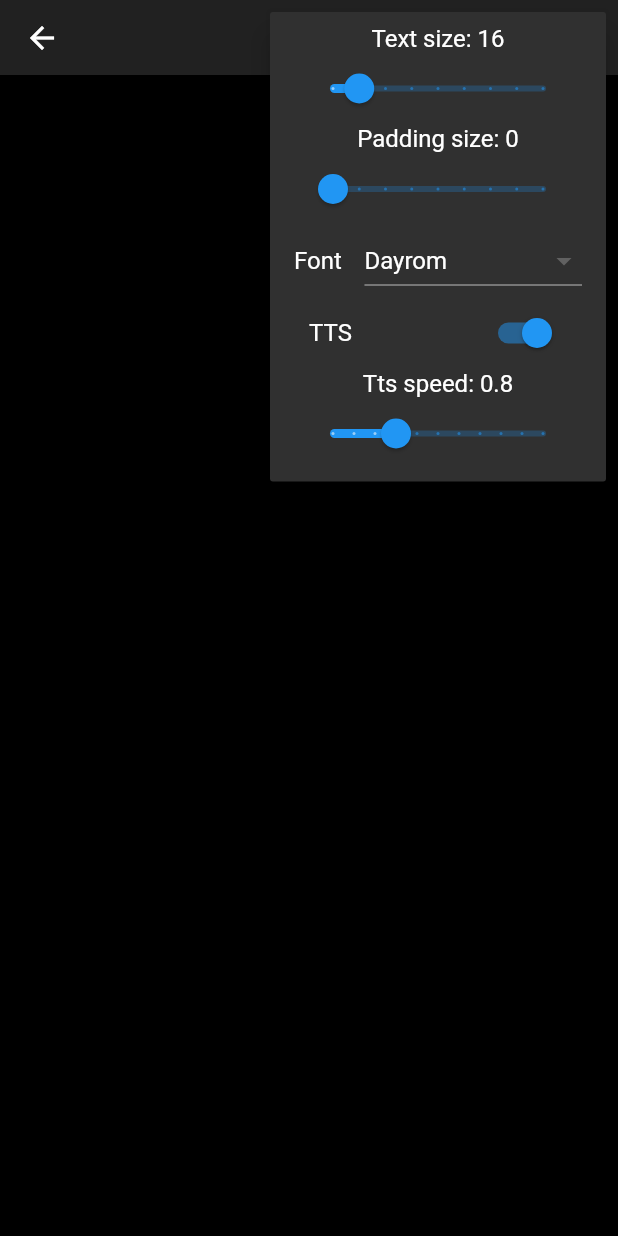
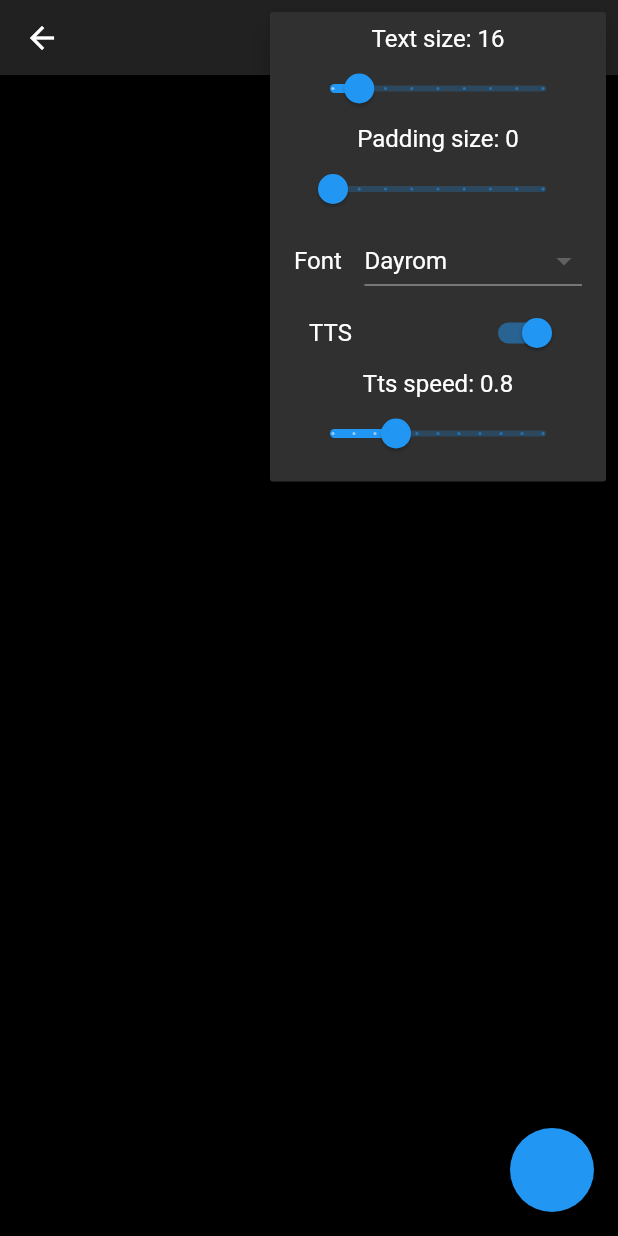
Before and after one commit to Virdici/LanguageMiner, a Flutter app: the ReadText screen opened directly, after a tap on the "more vert" icon, on a phone screen of 412 x 824 dp. Run offline on Flutter 3.47's test engine with Material 2 defaults, Android fonts, the phone set to English and light mode, and no system bars; our stand-ins replace flutter_tts, fluttertoast, hive, hive_flutter, permission_handler, scrollable_positioned_list and 2 more; missing offline and left inert: android_intent, text_selection_controls; accounts and stored records are empty; Roboto replaces fonts that are missing (Dayrom); project files that could hold a hidden picture were left out.

```diff
--- a/lib/Controllers/bookmarkController.dart
+++ b/lib/Controllers/bookmarkController.dart
@@ -2,8 +2,8 @@ import 'package:hive/hive.dart';
 import 'package:language_miner/model/bookmarkModel.dart';
 
 class BookmarkController {
-  static void deleteBookmark(BookmarkModel text) {
-    text.delete();
+  static void deleteBookmark(BookmarkModel bookmark) {
+    bookmark.delete();
   }
 
   static Future addBookmark(String title, int sentenceIndex) async {
--- a/lib/page/read_text.dart
+++ b/lib/page/read_text.dart
@@ -1,6 +1,5 @@
 import 'dart:ui';
 import 'dart:async';
-import 'dart:convert';
 import 'package:hive/hive.dart';
 import 'package:flutter/gestures.dart';
 import 'package:flutter/material.dart';
@@ -17,7 +16,6 @@ import 'package:language_miner/model/bookmarkModel.dart';
 import 'package:language_miner/model/wordModel.dart';
 import '../model/textModel.dart';
 import 'package:flutter_tts/flutter_tts.dart';
-import 'package:http/http.dart' as http;
 
 class ReadText extends StatefulWidget {
   final TextModel? text;
@@ -54,6 +52,7 @@ class _ReadTextState extends State<ReadText> {
   String fontName = 'Dayrom';
   double ttsSpeed = 0;
   String clipboardBuffer = '';
+  FocusNode focus = new FocusNode();
 
   late List<BookmarkModel> bookmarks;
 
@@ -74,8 +73,8 @@ class _ReadTextState extends State<ReadText> {
   }
 
   @override
-  // ignore: must_call_super
   void initState() {
+    super.initState();
     initwordsBox();
     if (widget.text != null) {
       final text = widget.text!;
@@ -101,24 +100,33 @@ class _ReadTextState extends State<ReadText> {
 
   @override
   Widget build(BuildContext context) {
+    scrollController = ScrollController()
+      ..addListener(() {
+        print(scrollController.position.pixels);
+      });
     return Scaffold(
       appBar: PreferredSize(
         child: appBar(),
         preferredSize: Size.fromHeight(appBarSize),
       ),
       // linia 106 by naprawić jumpy przy zaznaczaniu poprzez przytrzymanie
-      body: SelectableText(
+      body: SingleChildScrollView(
+        child: SelectableText(
           content,
           style: TextStyle(
               color: Colors.white,
               fontSize: fontSize,
               fontWeight: FontWeight.bold,
               fontFamily: fontName),
-        autofocus: true,
           dragStartBehavior: DragStartBehavior.down,
           selectionControls: FlutterSelectionControls(
             toolBarItems: toolBarItems(),
           ),
+        ),
+        controller: scrollController,
+      ),
+      floatingActionButton: FloatingActionButton(
+        onPressed: () {},
       ),
     );
   }
@@ -166,9 +174,25 @@ class _ReadTextState extends State<ReadText> {
             icon: Icon(Icons.bookmark),
             color: Colors.grey[850],
             itemBuilder: (context) => [
-              PopupMenuItem(
-                child: StatefulBuilder(
-                  builder: (context, innerSetState) => Column(
+              bookmarksMenu(),
+            ],
+          ),
+          PopupMenuButton(
+            color: Colors.grey[850],
+            itemBuilder: (context) => [
+              textSizeItem(),
+              paddingSizeItem(),
+              fontFamilyItem(),
+              ttsItem(),
+              ttsSpeedItem(),
+            ],
+          )
+        ]);
+  }
+
+  PopupMenuItem bookmarksMenu() {
+    return PopupMenuItem(
+      child: Column(
         mainAxisAlignment: MainAxisAlignment.spaceBetween,
         children: [
           Row(
@@ -176,190 +200,165 @@ class _ReadTextState extends State<ReadText> {
             children: [
               Text(
                 'Bookmarks',
-                            style: TextStyle(color: Colors.white, fontSize: 16),
+                style: TextStyle(
+                  color: Colors.white,
+                  fontSize: 16,
+                ),
               ),
               IconButton(
                 onPressed: () {
-                                innerSetState(() {
                   setState(() {
-                                    BookmarkController.addBookmark(
-                                        widget.text!.title,
-                                        itemPositionsListener
-                                            .itemPositions.value.first.index);
+                    BookmarkController.addBookmark(widget.text!.title,
+                        scrollController.position.pixels.toInt());
                     bookmarks.add(BookmarkModel()
                       ..textTitle = widget.text!.title
-                                      ..sentenceIndex = itemPositionsListener
-                                          .itemPositions.value.first.index);
-                                  });
+                      ..sentenceIndex =
+                          scrollController.position.pixels.toInt());
                   });
                 },
-                              icon: Icon(Icons.add))
+                icon: Icon(
+                  Icons.add,
+                ),
+              )
             ],
           ),
-                      Container(
+          ValueListenableBuilder<Box<BookmarkModel>>(
+            valueListenable: Hive.box<BookmarkModel>('bookmarks').listenable(),
+            builder: (context, box, _) {
+              final bookmarks = box.values.toList().cast<BookmarkModel>();
+              return buildBookmarks(bookmarks);
+            },
+          )
+        ],
+      ),
+    );
+  }
+
+  Widget buildBookmarks(List<BookmarkModel> bookmarks) {
+    if (bookmarks.isEmpty) {
+      return Center(
+        child: Text(
+          'No bookmarks here!',
+          style: TextStyle(
+            fontSize: 18,
+            color: Colors.white,
+          ),
+        ),
+      );
+    } else {
+      return Container(
         child: SingleChildScrollView(
           child: Column(
             children: [
-                            for (var bookmark in bookmarks.reversed)
-                              Row(
-                                mainAxisAlignment:
-                                    MainAxisAlignment.spaceBetween,
-                                children: [
+              for (var bookmark in bookmarks.reversed) buildBookmark(bookmark)
+            ],
+          ),
+        ),
+      );
+    }
+  }
+
+  Widget buildBookmark(BookmarkModel bookmark) {
+    return Row(mainAxisAlignment: MainAxisAlignment.spaceBetween, children: [
       GestureDetector(
         child: Text(
-                                      "sentence: ${bookmark.sentenceIndex}",
+          "bookmark: ${bookmark.sentenceIndex}",
           style: TextStyle(color: Colors.white),
         ),
         onTap: () {
-                                      itemScrollController.jumpTo(
-                                          index: bookmark.sentenceIndex);
+          scrollController.jumpTo(bookmark.sentenceIndex.toDouble());
         },
       ),
       IconButton(
           onPressed: () {
-                                      innerSetState(() {
+            // BookmarkController.deleteBookmark(bookmark.delete());
+
             setState(() {
+              bookmark.delete();
               bookmarks.remove(bookmark);
-                                          BookmarkController.deleteBookmark(
-                                              bookmark);
-                                        });
             });
           },
-                                    icon: Icon(Icons.delete),
-                                  ),
-                                ],
-                              ),
-                          ],
-                        )),
-                      ),
-                    ],
-                  ),
-                ),
-              ),
-            ],
-          ),
-          PopupMenuButton(
-            color: Colors.grey[850],
-            itemBuilder: (context) => [
-              PopupMenuItem(
-                child: StatefulBuilder(
-                  builder: (context, innerSetState) => Column(
-                    children: [
-                      Text(
-                        'Text size: ${fontSize.round()}',
-                        style: TextStyle(color: Colors.white, fontSize: 16),
-                      ),
-                      Slider(
-                        max: 44,
-                        min: 12,
-                        divisions: 8,
-                        value: fontSize,
-                        onChanged: (value) {
-                          innerSetState(() {
-                            setState(() {
-                              fontSize = value;
-                              settings.setfontSize(value);
-                            });
-                          });
-                        },
-                      )
-                    ],
-                  ),
-                ),
-              ),
-              PopupMenuItem(
-                child: StatefulBuilder(
-                  builder: (context, innerSetState) => Column(
-                    children: [
-                      Text(
-                        'Padding size: ${paddingSize.round()}',
-                        style: TextStyle(color: Colors.white, fontSize: 16),
-                      ),
-                      Slider(
-                        max: 64,
-                        min: 0,
-                        divisions: 8,
-                        value: paddingSize,
-                        onChanged: (value) {
-                          innerSetState(() {
-                            setState(() {
-                              paddingSize = value;
-                              settings.setPadding(value);
-                            });
-                          });
-                        },
-                      )
-                    ],
-                  ),
-                ),
-              ),
-              PopupMenuItem(
-                child: StatefulBuilder(
-                  builder: (context, innerSetState) => Row(
-                    mainAxisAlignment: MainAxisAlignment.spaceBetween,
-                    children: [
-                      Text(
-                        'Font',
-                        style: TextStyle(color: Colors.white, fontSize: 16),
-                      ),
-                      DropdownButton(
-                        value: fontName,
-                        focusColor: Colors.white,
-                        dropdownColor: Colors.grey[700],
-                        onChanged: (String? newValue) {
-                          setState(() {
-                            fontName = newValue!;
-                            settings.setFontFamily(fontName);
-                          });
-                        },
-                        items: <String>[
-                          'Dayrom',
-                          'LouisGeorgeCafe',
-                          'OpenDyslexic'
-                        ].map<DropdownMenuItem<String>>(
-                          (String value) {
-                            return DropdownMenuItem<String>(
-                              value: value,
-                              child: Text(
-                                value,
-                                style: TextStyle(
-                                    color: Colors.white, fontFamily: value),
-                              ),
-                            );
-                          },
-                        ).toList(),
-                      ),
-                    ],
-                  ),
-                ),
-              ),
-              PopupMenuItem(
-                child: StatefulBuilder(
-                  builder: (context, innerSetState) => Padding(
-                    padding: EdgeInsets.symmetric(horizontal: 10),
-                    child: Row(
-                      mainAxisAlignment: MainAxisAlignment.spaceBetween,
-                      children: [
-                        Text(
-                          'TTS',
-                          style: TextStyle(color: Colors.white, fontSize: 16),
-                        ),
-                        Switch(
-                            value: isTTsEnabled,
-                            onChanged: (value) {
-                              innerSetState(() {
-                                setState(() {
-                                  isTTsEnabled = value;
-                                  settings.setTts(isTTsEnabled);
-                                });
-                              });
-                            })
-                      ],
-                    ),
-                  ),
-                ),
-              ),
-              PopupMenuItem(
+          icon: Icon(Icons.delete))
+    ]);
+  }
+
+  // PopupMenuItem bookmarksMenu() {
+  //   return PopupMenuItem(
+  //     child: StatefulBuilder(
+  //       builder: (context, innerSetState) => Column(
+  //         mainAxisAlignment: MainAxisAlignment.spaceBetween,
+  //         children: [
+  //           Row(
+  //             mainAxisAlignment: MainAxisAlignment.spaceBetween,
+  //             children: [
+  //               Text(
+  //                 'Bookmarks',
+  //                 style: TextStyle(
+  //                   color: Colors.white,
+  //                   fontSize: 16,
+  //                 ),
+  //               ),
+  //               IconButton(
+  //                 onPressed: () {
+  //                   innerSetState(() {
+  //                     setState(() {
+  //                       BookmarkController.addBookmark(widget.text!.title,
+  //                           scrollController.position.pixels.toInt());
+  //                       bookmarks.add(BookmarkModel()
+  //                         ..textTitle = widget.text!.title
+  //                         ..sentenceIndex =
+  //                             scrollController.position.pixels.toInt());
+  //                     });
+  //                   });
+  //                 },
+  //                 icon: Icon(
+  //                   Icons.add,
+  //                 ),
+  //               )
+  //             ],
+  //           ),
+  //           Container(
+  //             child: SingleChildScrollView(
+  //               child: Column(
+  //                 children: [
+  //                   for (var bookmark in bookmarks.reversed)
+  //                     Row(
+  //                         mainAxisAlignment: MainAxisAlignment.spaceBetween,
+  //                         children: [
+  //                           GestureDetector(
+  //                             child: Text(
+  //                               "bookmark: ${bookmark.sentenceIndex}",
+  //                               style: TextStyle(color: Colors.white),
+  //                             ),
+  //                             onTap: () {
+  //                               scrollController
+  //                                   .jumpTo(bookmark.sentenceIndex.toDouble());
+  //                             },
+  //                           ),
+  //                           IconButton(
+  //                               onPressed: () {
+  //                                 // BookmarkController.deleteBookmark(bookmark.delete());
+  //                                 innerSetState(() {
+  //                                   setState(() {
+  //                                     bookmark.delete();
+  //                                     bookmarks.remove(bookmark);
+  //                                   });
+  //                                 });
+  //                               },
+  //                               icon: Icon(Icons.delete))
+  //                         ]),
+  //                 ],
+  //               ),
+  //             ),
+  //           ),
+  //         ],
+  //       ),
+  //     ),
+  //   );
+  // }
+
+  PopupMenuItem ttsSpeedItem() {
+    return PopupMenuItem(
       child: StatefulBuilder(
         builder: (context, innerSetState) => Column(
           children: [
@@ -385,37 +384,131 @@ class _ReadTextState extends State<ReadText> {
           ],
         ),
       ),
-              ),
-            ],
-          )
-        ]);
+    );
   }
 
-  Widget bookark(String sentence) {
-    return StatefulBuilder(
+  PopupMenuItem ttsItem() {
+    return PopupMenuItem(
+      child: StatefulBuilder(
+        builder: (context, innerSetState) => Padding(
+          padding: EdgeInsets.symmetric(horizontal: 10),
+          child: Row(
+            mainAxisAlignment: MainAxisAlignment.spaceBetween,
+            children: [
+              Text(
+                'TTS',
+                style: TextStyle(color: Colors.white, fontSize: 16),
+              ),
+              Switch(
+                  value: isTTsEnabled,
+                  onChanged: (value) {
+                    innerSetState(() {
+                      setState(() {
+                        isTTsEnabled = value;
+                        settings.setTts(isTTsEnabled);
+                      });
+                    });
+                  })
+            ],
+          ),
+        ),
+      ),
+    );
+  }
+
+  PopupMenuItem fontFamilyItem() {
+    return PopupMenuItem(
+      child: StatefulBuilder(
         builder: (context, innerSetState) => Row(
           mainAxisAlignment: MainAxisAlignment.spaceBetween,
           children: [
-          GestureDetector(
+            Text(
+              'Font',
+              style: TextStyle(color: Colors.white, fontSize: 16),
+            ),
+            DropdownButton(
+              value: fontName,
+              focusColor: Colors.white,
+              dropdownColor: Colors.grey[700],
+              onChanged: (String? newValue) {
+                setState(() {
+                  fontName = newValue!;
+                  settings.setFontFamily(fontName);
+                });
+              },
+              items: <String>['Dayrom', 'LouisGeorgeCafe', 'OpenDyslexic']
+                  .map<DropdownMenuItem<String>>(
+                (String value) {
+                  return DropdownMenuItem<String>(
+                    value: value,
                     child: Text(
-              "sentence: $sentence",
-              style: TextStyle(color: Colors.white),
+                      value,
+                      style: TextStyle(color: Colors.white, fontFamily: value),
                     ),
-            onTap: () {
-              itemScrollController.jumpTo(index: int.parse(sentence));
+                  );
                 },
+              ).toList(),
             ),
-          IconButton(
-            onPressed: () {
+          ],
+        ),
+      ),
+    );
+  }
+
+  PopupMenuItem paddingSizeItem() {
+    return PopupMenuItem(
+      child: StatefulBuilder(
+        builder: (context, innerSetState) => Column(
+          children: [
+            Text(
+              'Padding size: ${paddingSize.round()}',
+              style: TextStyle(color: Colors.white, fontSize: 16),
+            ),
+            Slider(
+              max: 64,
+              min: 0,
+              divisions: 8,
+              value: paddingSize,
+              onChanged: (value) {
                 innerSetState(() {
                   setState(() {
-                  // bookmarks!.remove(sentence);
+                    paddingSize = value;
+                    settings.setPadding(value);
                   });
                 });
               },
-            icon: Icon(Icons.delete),
+            )
+          ],
         ),
+      ),
+    );
+  }
+
+  PopupMenuItem textSizeItem() {
+    return PopupMenuItem(
+      child: StatefulBuilder(
+        builder: (context, innerSetState) => Column(
+          children: [
+            Text(
+              'Text size: ${fontSize.round()}',
+              style: TextStyle(color: Colors.white, fontSize: 16),
+            ),
+            Slider(
+              max: 44,
+              min: 12,
+              divisions: 8,
+              value: fontSize,
+              onChanged: (value) {
+                innerSetState(() {
+                  setState(() {
+                    fontSize = value;
+                    settings.setfontSize(value);
+                  });
+                });
+              },
+            )
           ],
+        ),
       ),
     );
   }
@@ -477,6 +570,7 @@ class _ReadTextState extends State<ReadText> {
             ),
           ),
           onTap: () async {
+            //TODO: FIX ADDING WORLD (NO SENTENCE)
             WordController.addWord(
                 selectedWord,
                 definitionFormated,
```
Also changed, not shown: lib/page/texts_list.dart (+5 -4 lines), lib/page/words_list.dart (+35 -32 lines), 1 other file. Lines whose indentation alone changed are shown as unchanged.
